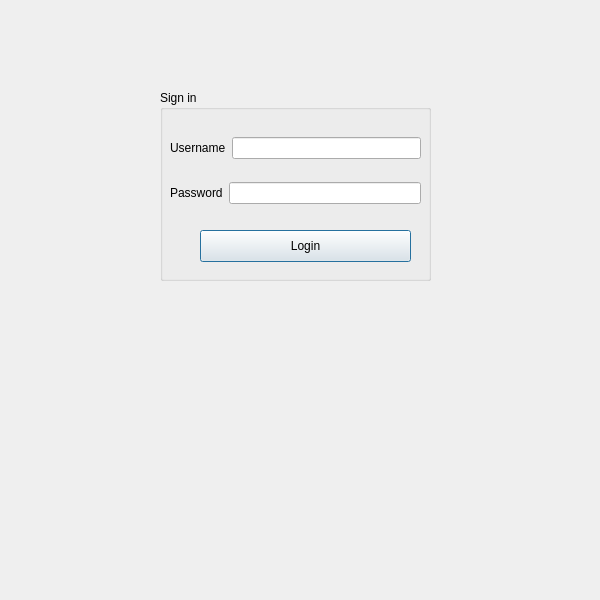
Old version of the form studentmgapp/tchlog.ui in the repository kiromain/STMA.
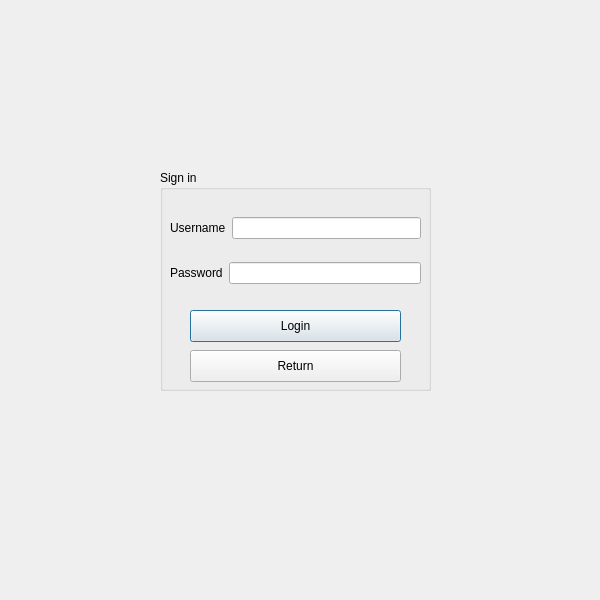
New version of the form.

Commit message: added qut buttons

What changed in the file:
```diff
--- a/studentmgapp/tchlog.ui
+++ b/studentmgapp/tchlog.ui
@@ -17,9 +17,9 @@
    <property name="geometry">
     <rect>
      <x>160</x>
-     <y>90</y>
+     <y>170</y>
      <width>271</width>
-     <height>191</height>
+     <height>221</height>
     </rect>
    </property>
    <property name="title">
@@ -28,7 +28,7 @@
    <widget class="QPushButton" name="pushButton_2">
     <property name="geometry">
      <rect>
-      <x>40</x>
+      <x>30</x>
       <y>140</y>
       <width>211</width>
       <height>32</height>
@@ -82,6 +82,19 @@
      </item>
     </layout>
    </widget>
+   <widget class="QPushButton" name="return_button">
+    <property name="geometry">
+     <rect>
+      <x>30</x>
+      <y>180</y>
+      <width>211</width>
+      <height>32</height>
+     </rect>
+    </property>
+    <property name="text">
+     <string>Return</string>
+    </property>
+   </widget>
   </widget>
  </widget>
  <resources/>
```
The commit also changes 15 other files.
